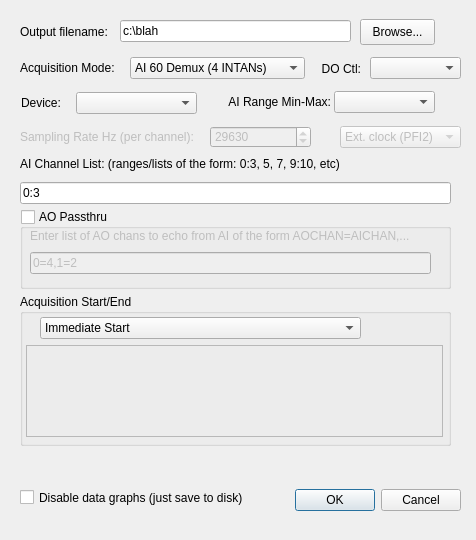
acorver/SpikeGL, file ConfigureDialog.ui: the form before one commit.
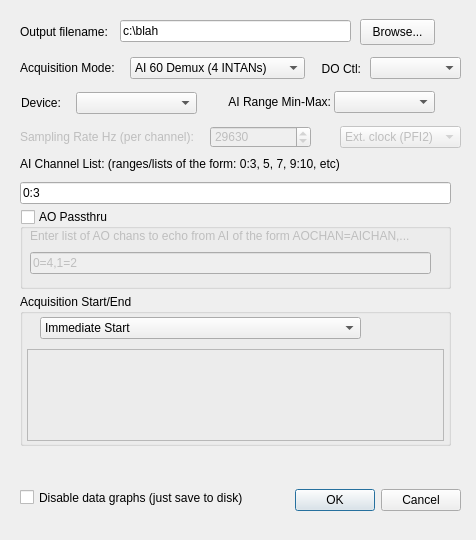
The form after the commit. Icons and pictures are not drawn.

Patch:
```diff
--- a/ConfigureDialog.ui
+++ b/ConfigureDialog.ui
@@ -350,8 +350,8 @@
    <widget class="QFrame" name="acqFrame" >
     <property name="geometry" >
      <rect>
-      <x>6</x>
-      <y>51</y>
+      <x>7</x>
+      <y>55</y>
       <width>417</width>
       <height>92</height>
      </rect>
```
